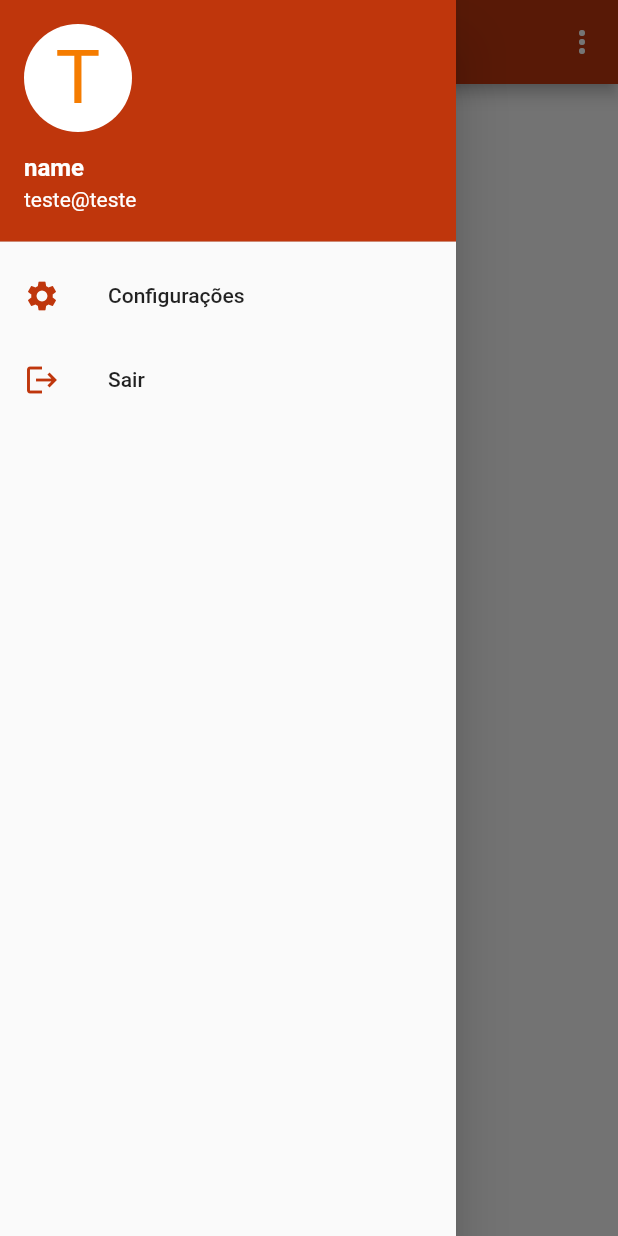
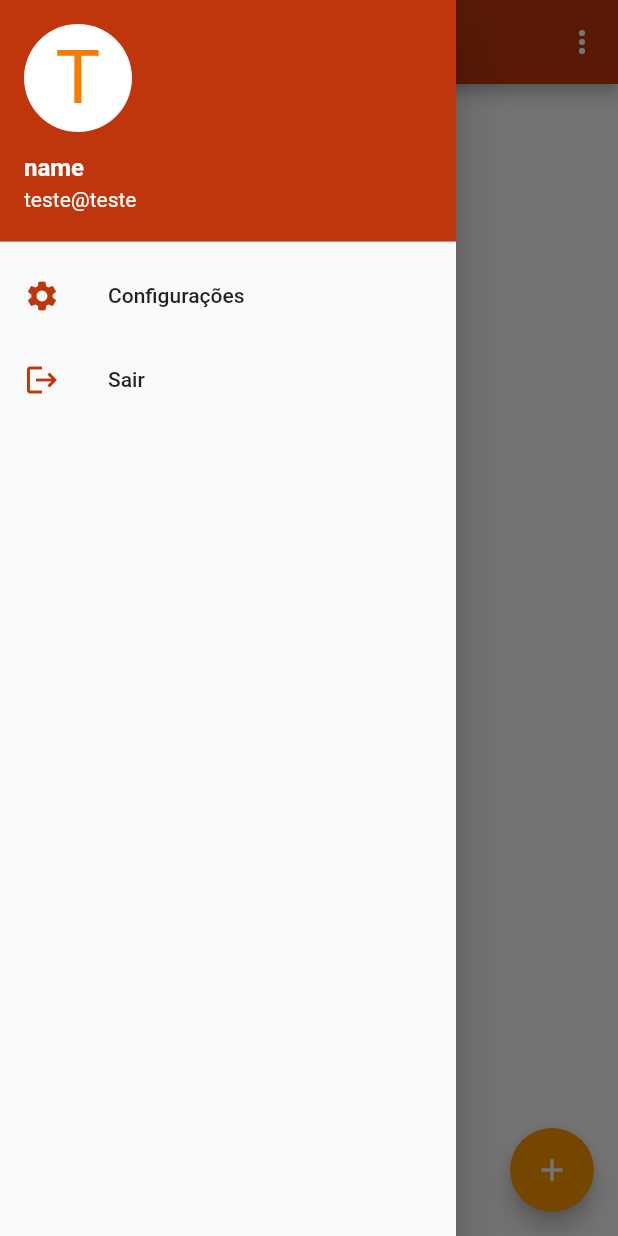
Before and after one commit to Gustavo0Henrick/login_screen, a Flutter app: the screen it shows after launch, with the side drawer open, on a phone screen of 412 x 824 dp. Run offline on Flutter 3.47's test engine with Material 2 defaults, Android fonts, the phone set to English and light mode, and no system bars; our stand-ins replace shared_preferences.

Commit message:
home floatingActionButton

```diff
--- a/lib/src/pages/home/home_page.dart
+++ b/lib/src/pages/home/home_page.dart
@@ -1,5 +1,6 @@
 import 'package:flutter/material.dart';
 import 'package:login_screen/src/pages/home/home_widgets/home_appbar.dart';
+import 'package:login_screen/src/pages/home/home_widgets/home_button.dart';
 import 'package:login_screen/src/pages/home/home_widgets/home_drawer.dart';
 
 class HomePage extends StatelessWidget {
@@ -10,6 +11,7 @@ class HomePage extends StatelessWidget {
     return Scaffold(
       appBar: getHomeAppBar(),
       drawer: getHomeDrawer(),
+      floatingActionButton: getHomeButton(),
     );
   }
 }
--- a/lib/src/pages/home/home_widgets/home_button.dart
+++ b/lib/src/pages/home/home_widgets/home_button.dart
@@ -0,0 +1,13 @@
+import 'package:flutter/material.dart';
+import 'package:login_screen/src/core/constants/colors.dart';
+
+FloatingActionButton getHomeButton() {
+  return FloatingActionButton(
+    heroTag: "buttonA",
+    child: Icon(
+      Icons.add,
+      color: CustomColors.white,
+    ),
+    onPressed: () {},
+  );
+}
```
